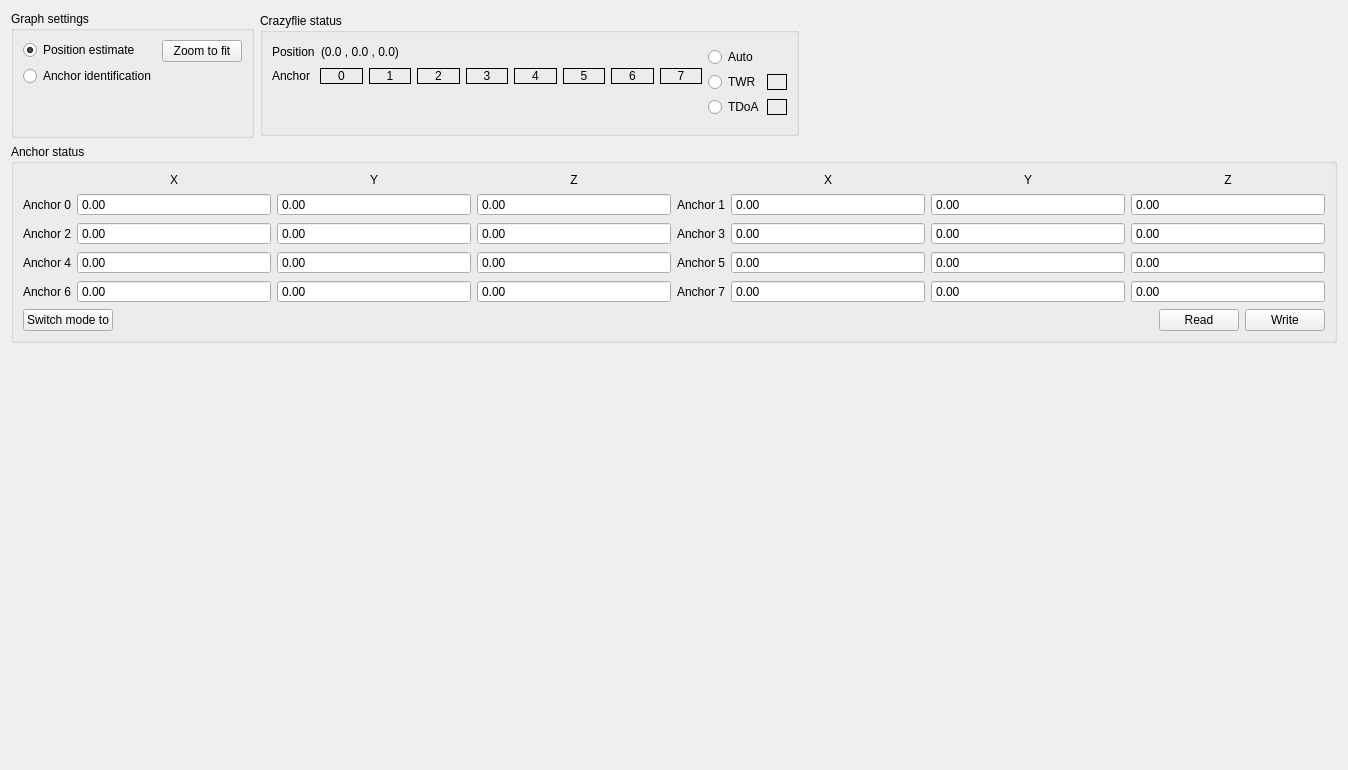
First picture: the form in src/cfclient/ui/tabs/locopositioning_tab.ui, repository bitcraze/crazyflie-clients-python, before the edit.
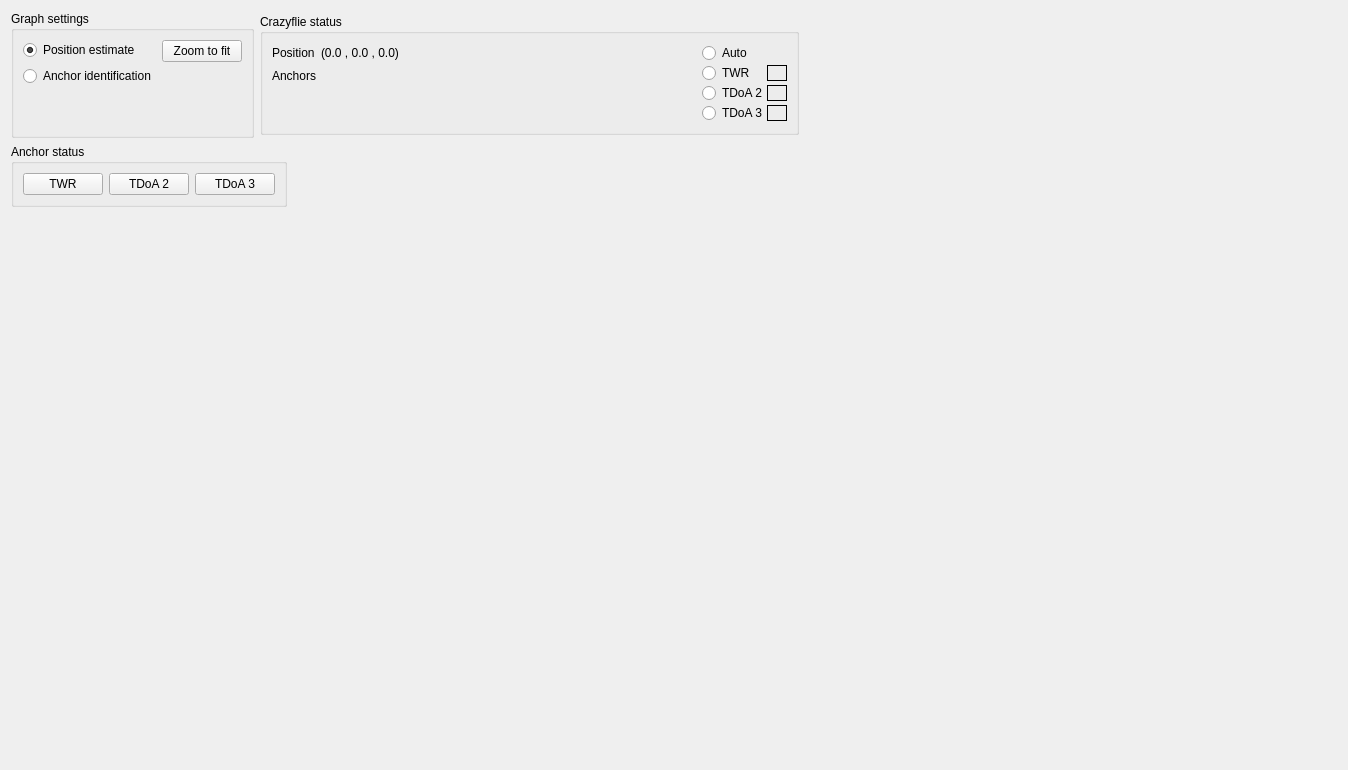
Second picture: the form after the edit.

Commit message:
#349 Changes for TDoA3, part 1
* Anchor position configuration removed, will be moved into a dialog
* Support for switching to TDoA3 in anchors and CF
* Support for dynamic number of anchors using new memory mapping in the python-lib

```diff
--- a/src/cfclient/ui/tabs/locopositioning_tab.ui
+++ b/src/cfclient/ui/tabs/locopositioning_tab.ui
@@ -142,6 +142,15 @@
                   </item>
                   <item>
                    <widget class="QLabel" name="_status_position">
+                    <property name="minimumSize">
+                     <size>
+                      <width>150</width>
+                      <height>0</height>
+                     </size>
+                    </property>
+                    <property name="frameShape">
+                     <enum>QFrame::NoFrame</enum>
+                    </property>
                     <property name="text">
                      <string>(0.0 , 0.0 , 0.0)</string>
                     </property>
@@ -167,161 +176,26 @@
                   <item>
                    <widget class="QLabel" name="label_8">
                     <property name="text">
-                     <string>Anchor</string>
+                     <string>Anchors</string>
                     </property>
                    </widget>
                   </item>
+                 </layout>
+                </item>
+                <item>
+                 <layout class="QHBoxLayout" name="horizontalLayout_4">
                   <item>
-                   <widget class="QLabel" name="_status_a0">
-                    <property name="minimumSize">
-                     <size>
-                      <width>20</width>
-                      <height>0</height>
-                     </size>
+                   <layout class="QGridLayout" name="_anchor_stats_container" rowstretch="0">
+                    <property name="sizeConstraint">
+                     <enum>QLayout::SetMinimumSize</enum>
                     </property>
-                    <property name="frameShape">
-                     <enum>QFrame::Box</enum>
+                    <property name="leftMargin">
+                     <number>0</number>
                     </property>
-                    <property name="text">
-                     <string>0</string>
+                    <property name="spacing">
+                     <number>2</number>
                     </property>
-                    <property name="alignment">
-                     <set>Qt::AlignCenter</set>
-                    </property>
-                   </widget>
-                  </item>
-                  <item>
-                   <widget class="QLabel" name="_status_a1">
-                    <property name="minimumSize">
-                     <size>
-                      <width>20</width>
-                      <height>0</height>
-                     </size>
-                    </property>
-                    <property name="frameShape">
-                     <enum>QFrame::Box</enum>
-                    </property>
-                    <property name="text">
-                     <string>1</string>
-                    </property>
-                    <property name="alignment">
-                     <set>Qt::AlignCenter</set>
-                    </property>
-                   </widget>
-                  </item>
-                  <item>
-                   <widget class="QLabel" name="_status_a2">
-                    <property name="minimumSize">
-                     <size>
-                      <width>20</width>
-                      <height>0</height>
-                     </size>
-                    </property>
-                    <property name="frameShape">
-                     <enum>QFrame::Box</enum>
-                    </property>
-                    <property name="text">
-                     <string>2</string>
-                    </property>
-                    <property name="alignment">
-                     <set>Qt::AlignCenter</set>
-                    </property>
-                   </widget>
-                  </item>
-                  <item>
-                   <widget class="QLabel" name="_status_a3">
-                    <property name="minimumSize">
-                     <size>
-                      <width>20</width>
-                      <height>0</height>
-                     </size>
-                    </property>
-                    <property name="frameShape">
-                     <enum>QFrame::Box</enum>
-                    </property>
-                    <property name="text">
-                     <string>3</string>
-                    </property>
-                    <property name="alignment">
-                     <set>Qt::AlignCenter</set>
-                    </property>
-                   </widget>
-                  </item>
-                  <item>
-                   <widget class="QLabel" name="_status_a4">
-                    <property name="minimumSize">
-                     <size>
-                      <width>20</width>
-                      <height>0</height>
-                     </size>
-                    </property>
-                    <property name="frameShape">
-                     <enum>QFrame::Box</enum>
-                    </property>
-                    <property name="text">
-                     <string>4</string>
-                    </property>
-                    <property name="alignment">
-                     <set>Qt::AlignCenter</set>
-                    </property>
-                   </widget>
-                  </item>
-                  <item>
-                   <widget class="QLabel" name="_status_a5">
-                    <property name="minimumSize">
-                     <size>
-                      <width>20</width>
-                      <height>0</height>
-                     </size>
-                    </property>
-                    <property name="frameShape">
-                     <enum>QFrame::Box</enum>
-                    </property>
-                    <property name="text">
-                     <string>5</string>
-                    </property>
-                    <property name="alignment">
-                     <set>Qt::AlignCenter</set>
-                    </property>
-                   </widget>
-                  </item>
-                  <item>
-                   <widget class="QLabel" name="_status_a6">
-                    <property name="minimumSize">
-                     <size>
-                      <width>20</width>
-                      <height>0</height>
-                     </size>
-                    </property>
-                    <property name="frameShape">
-                     <enum>QFrame::Box</enum>
-                    </property>
-                    <property name="text">
-                     <string>6</string>
-                    </property>
-                    <property name="alignment">
-                     <set>Qt::AlignCenter</set>
-                    </property>
-                   </widget>
-                  </item>
-                  <item>
-                   <widget class="QLabel" name="_status_a7">
-                    <property name="minimumSize">
-                     <size>
-                      <width>20</width>
-                      <height>0</height>
-                     </size>
-                    </property>
-                    <property name="frameShape">
-                     <enum>QFrame::Box</enum>
-                    </property>
-                    <property name="text">
-                     <string>7</string>
-                    </property>
-                    <property name="alignment">
-                     <set>Qt::AlignCenter</set>
-                    </property>
-                   </widget>
+                   </layout>
                   </item>
                  </layout>
                 </item>
@@ -360,9 +234,9 @@
                  </layout>
                 </item>
                 <item>
-                 <layout class="QHBoxLayout" name="horizontalLayout_4">
+                 <layout class="QHBoxLayout" name="_cf_twr_container">
                   <property name="spacing">
-                   <number>6</number>
+                   <number>-1</number>
                   </property>
                   <item>
                    <widget class="QRadioButton" name="_mode_twr">
@@ -402,16 +276,55 @@
                  </layout>
                 </item>
                 <item>
-                 <layout class="QHBoxLayout" name="horizontalLayout_5">
+                 <layout class="QHBoxLayout" name="_cf_tdoa2_container">
                   <item>
-                   <widget class="QRadioButton" name="_mode_tdoa">
+                   <widget class="QRadioButton" name="_mode_tdoa2">
                     <property name="text">
-                     <string>TDoA</string>
+                     <string>TDoA 2</string>
                     </property>
                    </widget>
                   </item>
                   <item>
-                   <widget class="QLabel" name="_state_tdoa">
+                   <widget class="QLabel" name="_state_tdoa2">
+                    <property name="sizePolicy">
+                     <sizepolicy hsizetype="Preferred" vsizetype="Maximum">
+                      <horstretch>0</horstretch>
+                      <verstretch>0</verstretch>
+                     </sizepolicy>
+                    </property>
+                    <property name="minimumSize">
+                     <size>
+                      <width>20</width>
+                      <height>0</height>
+                     </size>
+                    </property>
+                    <property name="maximumSize">
+                     <size>
+                      <width>20</width>
+                      <height>16777215</height>
+                     </size>
+                    </property>
+                    <property name="frameShape">
+                     <enum>QFrame::Box</enum>
+                    </property>
+                    <property name="text">
+                     <string/>
+                    </property>
+                   </widget>
+                  </item>
+                 </layout>
+                </item>
+                <item>
+                 <layout class="QHBoxLayout" name="_cf_tdoa3_container">
+                  <item>
+                   <widget class="QRadioButton" name="_mode_tdoa3">
+                    <property name="text">
+                     <string>TDoA 3</string>
+                    </property>
+                   </widget>
+                  </item>
+                  <item>
+                   <widget class="QLabel" name="_state_tdoa3">
                     <property name="sizePolicy">
                      <sizepolicy hsizetype="Preferred" vsizetype="Maximum">
                       <horstretch>0</horstretch>
@@ -463,736 +376,67 @@
         </layout>
        </item>
        <item>
-        <widget class="QGroupBox" name="groupBox">
-         <property name="enabled">
-          <bool>true</bool>
-         </property>
-         <property name="minimumSize">
-          <size>
-           <width>0</width>
-           <height>0</height>
-          </size>
-         </property>
-         <property name="title">
-          <string>Anchor status</string>
-         </property>
-         <layout class="QVBoxLayout" name="verticalLayout">
-          <item>
-           <layout class="QHBoxLayout" name="anchor_block_0">
+        <layout class="QHBoxLayout" name="horizontalLayout_5">
+         <item>
+          <widget class="QGroupBox" name="groupBox">
+           <property name="enabled">
+            <bool>true</bool>
+           </property>
+           <property name="minimumSize">
+            <size>
+             <width>0</width>
+             <height>0</height>
+            </size>
+           </property>
+           <property name="title">
+            <string>Anchor status</string>
+           </property>
+           <layout class="QVBoxLayout" name="verticalLayout">
             <item>
-             <layout class="QHBoxLayout" name="block_a0">
+             <layout class="QHBoxLayout" name="horizontalLayout_2">
               <item>
-               <layout class="QGridLayout" name="gridLayout_4">
-                <item row="1" column="0">
-                 <widget class="QLabel" name="labela0">
-                  <property name="sizePolicy">
-                   <sizepolicy hsizetype="Maximum" vsizetype="Preferred">
-                    <horstretch>0</horstretch>
-                    <verstretch>0</verstretch>
-                   </sizepolicy>
-                  </property>
-                  <property name="text">
-                   <string>Anchor 0</string>
-                  </property>
-                  <property name="alignment">
-                   <set>Qt::AlignRight|Qt::AlignTrailing|Qt::AlignVCenter</set>
-                  </property>
-                 </widget>
-                </item>
-                <item row="1" column="2">
-                 <widget class="QDoubleSpinBox" name="spin_a0y">
-                  <property name="sizePolicy">
-                   <sizepolicy hsizetype="Minimum" vsizetype="Fixed">
-                    <horstretch>0</horstretch>
-                    <verstretch>0</verstretch>
-                   </sizepolicy>
-                  </property>
-                  <property name="buttonSymbols">
-                   <enum>QAbstractSpinBox::NoButtons</enum>
-                  </property>
-                  <property name="minimum">
-                   <double>-99.000000000000000</double>
-                  </property>
-                 </widget>
-                </item>
-                <item row="1" column="3">
-                 <widget class="QDoubleSpinBox" name="spin_a0z">
-                  <property name="sizePolicy">
-                   <sizepolicy hsizetype="Minimum" vsizetype="Fixed">
-                    <horstretch>0</horstretch>
-                    <verstretch>0</verstretch>
-                   </sizepolicy>
-                  </property>
-                  <property name="buttonSymbols">
-                   <enum>QAbstractSpinBox::NoButtons</enum>
-                  </property>
-                  <property name="minimum">
-                   <double>-99.000000000000000</double>
-                  </property>
-                 </widget>
-                </item>
-                <item row="1" column="1">
-                 <widget class="QDoubleSpinBox" name="spin_a0x">
-                  <property name="sizePolicy">
-                   <sizepolicy hsizetype="Minimum" vsizetype="Fixed">
-                    <horstretch>0</horstretch>
-                    <verstretch>0</verstretch>
-                   </sizepolicy>
-                  </property>
-                  <property name="buttonSymbols">
-                   <enum>QAbstractSpinBox::NoButtons</enum>
-                  </property>
-                  <property name="minimum">
-                   <double>-99.000000000000000</double>
-                  </property>
-                 </widget>
-                </item>
-                <item row="0" column="1">
-                 <widget class="QLabel" name="label">
-                  <property name="sizePolicy">
-                   <sizepolicy hsizetype="Preferred" vsizetype="Preferred">
-                    <horstretch>0</horstretch>
-                    <verstretch>0</verstretch>
-                   </sizepolicy>
-                  </property>
-                  <property name="text">
-                   <string>X</string>
-                  </property>
-                  <property name="alignment">
-                   <set>Qt::AlignCenter</set>
-                  </property>
-                 </widget>
-                </item>
-                <item row="0" column="2">
-                 <widget class="QLabel" name="label_2">
-                  <property name="sizePolicy">
-                   <sizepolicy hsizetype="Preferred" vsizetype="Preferred">
-                    <horstretch>0</horstretch>
-                    <verstretch>0</verstretch>
-                   </sizepolicy>
-                  </property>
-                  <property name="text">
-                   <string>Y</string>
-                  </property>
-                  <property name="alignment">
-                   <set>Qt::AlignCenter</set>
-                  </property>
-                 </widget>
-                </item>
-                <item row="0" column="3">
-                 <widget class="QLabel" name="label_3">
-                  <property name="sizePolicy">
-                   <sizepolicy hsizetype="Preferred" vsizetype="Preferred">
-                    <horstretch>0</horstretch>
-                    <verstretch>0</verstretch>
-                   </sizepolicy>
-                  </property>
-                  <property name="text">
-                   <string>Z</string>
-                  </property>
-                  <property name="alignment">
-                   <set>Qt::AlignCenter</set>
-                  </property>
-                 </widget>
-                </item>
-               </layout>
-              </item>
-             </layout>
-            </item>
-            <item>
-             <layout class="QHBoxLayout" name="block_a1">
-              <item>
-               <layout class="QGridLayout" name="gridLayout_5">
-                <item row="0" column="3">
-                 <widget class="QLabel" name="label_6">
-                  <property name="sizePolicy">
-                   <sizepolicy hsizetype="Preferred" vsizetype="Preferred">
-                    <horstretch>0</horstretch>
-                    <verstretch>0</verstretch>
-                   </sizepolicy>
-                  </property>
-                  <property name="text">
-                   <string>Z</string>
-                  </property>
-                  <property name="alignment">
-                   <set>Qt::AlignCenter</set>
-                  </property>
-                 </widget>
-                </item>
-                <item row="0" column="2">
-                 <widget class="QLabel" name="label_5">
-                  <property name="sizePolicy">
-                   <sizepolicy hsizetype="Preferred" vsizetype="Preferred">
-                    <horstretch>0</horstretch>
-                    <verstretch>0</verstretch>
-                   </sizepolicy>
-                  </property>
-                  <property name="text">
-                   <string>Y</string>
-                  </property>
-                  <property name="alignment">
-                   <set>Qt::AlignCenter</set>
-                  </property>
-                 </widget>
-                </item>
-                <item row="1" column="3">
-                 <widget class="QDoubleSpinBox" name="spin_a1z">
-                  <property name="sizePolicy">
-                   <sizepolicy hsizetype="Minimum" vsizetype="Fixed">
-                    <horstretch>0</horstretch>
-                    <verstretch>0</verstretch>
-                   </sizepolicy>
-                  </property>
-                  <property name="buttonSymbols">
-                   <enum>QAbstractSpinBox::NoButtons</enum>
-                  </property>
-                  <property name="minimum">
-                   <double>-99.000000000000000</double>
-                  </property>
-                 </widget>
-                </item>
-                <item row="0" column="1">
-                 <widget class="QLabel" name="label_4">
-                  <property name="sizePolicy">
-                   <sizepolicy hsizetype="Preferred" vsizetype="Preferred">
-                    <horstretch>0</horstretch>
-                    <verstretch>0</verstretch>
-                   </sizepolicy>
-                  </property>
-                  <property name="text">
-                   <string>X</string>
-                  </property>
-                  <property name="alignment">
-                   <set>Qt::AlignCenter</set>
-                  </property>
-                 </widget>
-                </item>
-                <item row="1" column="0">
-                 <widget class="QLabel" name="labela1">
-                  <property name="sizePolicy">
-                   <sizepolicy hsizetype="Maximum" vsizetype="Preferred">
-                    <horstretch>0</horstretch>
-                    <verstretch>0</verstretch>
-                   </sizepolicy>
-                  </property>
-                  <property name="text">
-                   <string>Anchor 1</string>
-                  </property>
-                  <property name="alignment">
-                   <set>Qt::AlignRight|Qt::AlignTrailing|Qt::AlignVCenter</set>
-                  </property>
-                 </widget>
-                </item>
-                <item row="1" column="2">
-                 <widget class="QDoubleSpinBox" name="spin_a1y">
-                  <property name="sizePolicy">
-                   <sizepolicy hsizetype="Minimum" vsizetype="Fixed">
-                    <horstretch>0</horstretch>
-                    <verstretch>0</verstretch>
-                   </sizepolicy>
-                  </property>
-                  <property name="buttonSymbols">
-                   <enum>QAbstractSpinBox::NoButtons</enum>
-                  </property>
-                  <property name="minimum">
-                   <double>-99.000000000000000</double>
-                  </property>
-                 </widget>
-                </item>
-                <item row="1" column="1">
-                 <widget class="QDoubleSpinBox" name="spin_a1x">
-                  <property name="sizePolicy">
-                   <sizepolicy hsizetype="Minimum" vsizetype="Fixed">
-                    <horstretch>0</horstretch>
-                    <verstretch>0</verstretch>
-                   </sizepolicy>
-                  </property>
-                  <property name="buttonSymbols">
-                   <enum>QAbstractSpinBox::NoButtons</enum>
-                  </property>
-                  <property name="minimum">
-                   <double>-99.000000000000000</double>
-                  </property>
-                 </widget>
-                </item>
-               </layout>
-              </item>
-             </layout>
-            </item>
-           </layout>
-          </item>
-          <item>
-           <layout class="QHBoxLayout" name="anchor_block_1">
-            <item>
-             <layout class="QHBoxLayout" name="block_a2">
-              <item>
-               <widget class="QLabel" name="labela2">
-                <property name="sizePolicy">
-                 <sizepolicy hsizetype="Maximum" vsizetype="Preferred">
-                  <horstretch>0</horstretch>
-                  <verstretch>0</verstretch>
-                 </sizepolicy>
+               <widget class="QPushButton" name="_switch_mode_to_twr_button">
+                <property name="toolTip">
+                 <string>Write operation mode to anchors</string>
                 </property>
                 <property name="text">
-                 <string>Anchor 2</string>
+                 <string>TWR</string>
                 </property>
-                <property name="alignment">
-                 <set>Qt::AlignRight|Qt::AlignTrailing|Qt::AlignVCenter</set>
-                </property>
                </widget>
               </item>
               <item>
-               <widget class="QDoubleSpinBox" name="spin_a2x">
-                <property name="sizePolicy">
-                 <sizepolicy hsizetype="Minimum" vsizetype="Fixed">
-                  <horstretch>0</horstretch>
-                  <verstretch>0</verstretch>
-                 </sizepolicy>
-                </property>
-                <property name="buttonSymbols">
-                 <enum>QAbstractSpinBox::NoButtons</enum>
-                </property>
-                <property name="minimum">
-                 <double>-99.000000000000000</double>
-                </property>
-               </widget>
-              </item>
-              <item>
-               <widget class="QDoubleSpinBox" name="spin_a2y">
-                <property name="sizePolicy">
-                 <sizepolicy hsizetype="Minimum" vsizetype="Fixed">
-                  <horstretch>0</horstretch>
-                  <verstretch>0</verstretch>
-                 </sizepolicy>
-                </property>
-                <property name="buttonSymbols">
-                 <enum>QAbstractSpinBox::NoButtons</enum>
-                </property>
-                <property name="minimum">
-                 <double>-99.000000000000000</double>
-                </property>
-               </widget>
-              </item>
-              <item>
-               <widget class="QDoubleSpinBox" name="spin_a2z">
-                <property name="sizePolicy">
-                 <sizepolicy hsizetype="Minimum" vsizetype="Fixed">
-                  <horstretch>0</horstretch>
-                  <verstretch>0</verstretch>
-                 </sizepolicy>
-                </property>
-                <property name="buttonSymbols">
-                 <enum>QAbstractSpinBox::NoButtons</enum>
-                </property>
-                <property name="minimum">
-                 <double>-99.000000000000000</double>
-                </property>
-               </widget>
-              </item>
-             </layout>
-            </item>
-            <item>
-             <layout class="QHBoxLayout" name="block_a3">
-              <item>
-               <widget class="QLabel" name="labela3">
-                <property name="sizePolicy">
-                 <sizepolicy hsizetype="Maximum" vsizetype="Preferred">
-                  <horstretch>0</horstretch>
-                  <verstretch>0</verstretch>
-                 </sizepolicy>
-                </property>
+               <widget class="QPushButton" name="_switch_mode_to_tdoa2_button">
                 <property name="text">
-                 <string>Anchor 3</string>
+                 <string>TDoA 2</string>
                 </property>
-                <property name="alignment">
-                 <set>Qt::AlignRight|Qt::AlignTrailing|Qt::AlignVCenter</set>
-                </property>
                </widget>
               </item>
               <item>
-               <widget class="QDoubleSpinBox" name="spin_a3x">
-                <property name="sizePolicy">
-                 <sizepolicy hsizetype="Minimum" vsizetype="Fixed">
-                  <horstretch>0</horstretch>
-                  <verstretch>0</verstretch>
-                 </sizepolicy>
-                </property>
-                <property name="buttonSymbols">
-                 <enum>QAbstractSpinBox::NoButtons</enum>
-                </property>
-                <property name="minimum">
-                 <double>-99.000000000000000</double>
-                </property>
-               </widget>
-              </item>
-              <item>
-               <widget class="QDoubleSpinBox" name="spin_a3y">
-                <property name="sizePolicy">
-                 <sizepolicy hsizetype="Minimum" vsizetype="Fixed">
-                  <horstretch>0</horstretch>
-                  <verstretch>0</verstretch>
-                 </sizepolicy>
-                </property>
-                <property name="buttonSymbols">
-                 <enum>QAbstractSpinBox::NoButtons</enum>
-                </property>
-                <property name="minimum">
-                 <double>-99.000000000000000</double>
-                </property>
-               </widget>
-              </item>
-              <item>
-               <widget class="QDoubleSpinBox" name="spin_a3z">
-                <property name="sizePolicy">
-                 <sizepolicy hsizetype="Minimum" vsizetype="Fixed">
-                  <horstretch>0</horstretch>
-                  <verstretch>0</verstretch>
-                 </sizepolicy>
-                </property>
-                <property name="buttonSymbols">
-                 <enum>QAbstractSpinBox::NoButtons</enum>
-                </property>
-                <property name="minimum">
-                 <double>-99.000000000000000</double>
-                </property>
-               </widget>
-              </item>
-             </layout>
-            </item>
-           </layout>
-          </item>
-          <item>
-           <layout class="QHBoxLayout" name="anchor_block_2">
-            <item>
-             <layout class="QHBoxLayout" name="block_a4">
-              <item>
-               <widget class="QLabel" name="labela4">
-                <property name="sizePolicy">
-                 <sizepolicy hsizetype="Maximum" vsizetype="Preferred">
-                  <horstretch>0</horstretch>
-                  <verstretch>0</verstretch>
-                 </sizepolicy>
-                </property>
+               <widget class="QPushButton" name="_switch_mode_to_tdoa3_button">
                 <property name="text">
-                 <string>Anchor 4</string>
+                 <string>TDoA 3</string>
                 </property>
-                <property name="alignment">
-                 <set>Qt::AlignRight|Qt::AlignTrailing|Qt::AlignVCenter</set>
-                </property>
                </widget>
               </item>
-              <item>
-               <widget class="QDoubleSpinBox" name="spin_a4x">
-                <property name="sizePolicy">
-                 <sizepolicy hsizetype="Minimum" vsizetype="Fixed">
-                  <horstretch>0</horstretch>
-                  <verstretch>0</verstretch>
-                 </sizepolicy>
-                </property>
-                <property name="buttonSymbols">
-                 <enum>QAbstractSpinBox::NoButtons</enum>
-                </property>
-                <property name="minimum">
-                 <double>-99.000000000000000</double>
-                </property>
-               </widget>
-              </item>
-              <item>
-               <widget class="QDoubleSpinBox" name="spin_a4y">
-                <property name="sizePolicy">
-                 <sizepolicy hsizetype="Minimum" vsizetype="Fixed">
-                  <horstretch>0</horstretch>
-                  <verstretch>0</verstretch>
-                 </sizepolicy>
-                </property>
-                <property name="buttonSymbols">
-                 <enum>QAbstractSpinBox::NoButtons</enum>
-                </property>
-                <property name="minimum">
-                 <double>-99.000000000000000</double>
-                </property>
-               </widget>
-              </item>
-              <item>
-               <widget class="QDoubleSpinBox" name="spin_a4z">
-                <property name="sizePolicy">
-                 <sizepolicy hsizetype="Minimum" vsizetype="Fixed">
-                  <horstretch>0</horstretch>
-                  <verstretch>0</verstretch>
-                 </sizepolicy>
-                </property>
-                <property name="buttonSymbols">
-                 <enum>QAbstractSpinBox::NoButtons</enum>
-                </property>
-                <property name="minimum">
-                 <double>-99.000000000000000</double>
-                </property>
-               </widget>
-              </item>
              </layout>
             </item>
-            <item>
-             <layout class="QHBoxLayout" name="block_a5">
-              <item>
-               <widget class="QLabel" name="labela5">
-                <property name="sizePolicy">
-                 <sizepolicy hsizetype="Maximum" vsizetype="Preferred">
-                  <horstretch>0</horstretch>
-                  <verstretch>0</verstretch>
-                 </sizepolicy>
-                </property>
-                <property name="text">
-                 <string>Anchor 5</string>
-                </property>
-                <property name="alignment">
-                 <set>Qt::AlignRight|Qt::AlignTrailing|Qt::AlignVCenter</set>
-                </property>
-               </widget>
-              </item>
-              <item>
-               <widget class="QDoubleSpinBox" name="spin_a5x">
-                <property name="sizePolicy">
-                 <sizepolicy hsizetype="Minimum" vsizetype="Fixed">
-                  <horstretch>0</horstretch>
-                  <verstretch>0</verstretch>
-                 </sizepolicy>
-                </property>
-                <property name="buttonSymbols">
-                 <enum>QAbstractSpinBox::NoButtons</enum>
-                </property>
-                <property name="minimum">
-                 <double>-99.000000000000000</double>
-                </property>
-               </widget>
-              </item>
-              <item>
-               <widget class="QDoubleSpinBox" name="spin_a5y">
-                <property name="sizePolicy">
-                 <sizepolicy hsizetype="Minimum" vsizetype="Fixed">
-                  <horstretch>0</horstretch>
-                  <verstretch>0</verstretch>
-                 </sizepolicy>
-                </property>
-                <property name="buttonSymbols">
-                 <enum>QAbstractSpinBox::NoButtons</enum>
-                </property>
-                <property name="minimum">
-                 <double>-99.000000000000000</double>
-                </property>
-               </widget>
-              </item>
-              <item>
-               <widget class="QDoubleSpinBox" name="spin_a5z">
-                <property name="sizePolicy">
-                 <sizepolicy hsizetype="Minimum" vsizetype="Fixed">
-                  <horstretch>0</horstretch>
-                  <verstretch>0</verstretch>
-                 </sizepolicy>
-                </property>
-                <property name="buttonSymbols">
-                 <enum>QAbstractSpinBox::NoButtons</enum>
-                </property>
-                <property name="minimum">
-                 <double>-99.000000000000000</double>
-                </property>
-               </widget>
-              </item>
-             </layout>
-            </item>
            </layout>
-          </item>
-          <item>
-           <layout class="QHBoxLayout" name="anchor_block_3">
-            <item>
-             <layout class="QHBoxLayout" name="block_a6">
-              <item>
-               <widget class="QLabel" name="labela6">
-                <property name="sizePolicy">
-                 <sizepolicy hsizetype="Maximum" vsizetype="Preferred">
-                  <horstretch>0</horstretch>
-                  <verstretch>0</verstretch>
-                 </sizepolicy>
-                </property>
-                <property name="text">
-                 <string>Anchor 6</string>
-                </property>
-                <property name="alignment">
-                 <set>Qt::AlignRight|Qt::AlignTrailing|Qt::AlignVCenter</set>
-                </property>
-               </widget>
-              </item>
-              <item>
-               <widget class="QDoubleSpinBox" name="spin_a6x">
-                <property name="sizePolicy">
-                 <sizepolicy hsizetype="Minimum" vsizetype="Fixed">
-                  <horstretch>0</horstretch>
-                  <verstretch>0</verstretch>
-                 </sizepolicy>
-                </property>
-                <property name="buttonSymbols">
-                 <enum>QAbstractSpinBox::NoButtons</enum>
-                </property>
-                <property name="minimum">
-                 <double>-99.000000000000000</double>
-                </property>
-               </widget>
-              </item>
-              <item>
-               <widget class="QDoubleSpinBox" name="spin_a6y">
-                <property name="sizePolicy">
-                 <sizepolicy hsizetype="Minimum" vsizetype="Fixed">
-                  <horstretch>0</horstretch>
-                  <verstretch>0</verstretch>
-                 </sizepolicy>
-                </property>
-                <property name="buttonSymbols">
-                 <enum>QAbstractSpinBox::NoButtons</enum>
-                </property>
-                <property name="minimum">
-                 <double>-99.000000000000000</double>
-                </property>
-               </widget>
-              </item>
-              <item>
-               <widget class="QDoubleSpinBox" name="spin_a6z">
-                <property name="sizePolicy">
-                 <sizepolicy hsizetype="Minimum" vsizetype="Fixed">
-                  <horstretch>0</horstretch>
-                  <verstretch>0</verstretch>
-                 </sizepolicy>
-                </property>
-                <property name="buttonSymbols">
-                 <enum>QAbstractSpinBox::NoButtons</enum>
-                </property>
-                <property name="minimum">
-                 <double>-99.000000000000000</double>
-                </property>
-               </widget>
-              </item>
-             </layout>
-            </item>
-            <item>
-             <layout class="QHBoxLayout" name="block_a7">
-              <item>
-               <widget class="QLabel" name="labela7">
-                <property name="sizePolicy">
-                 <sizepolicy hsizetype="Maximum" vsizetype="Preferred">
-                  <horstretch>0</horstretch>
-                  <verstretch>0</verstretch>
-                 </sizepolicy>
-                </property>
-                <property name="text">
-                 <string>Anchor 7</string>
-                </property>
-                <property name="alignment">
-                 <set>Qt::AlignRight|Qt::AlignTrailing|Qt::AlignVCenter</set>
-                </property>
-               </widget>
-              </item>
-              <item>
-               <widget class="QDoubleSpinBox" name="spin_a7x">
-                <property name="sizePolicy">
-                 <sizepolicy hsizetype="Minimum" vsizetype="Fixed">
-                  <horstretch>0</horstretch>
-                  <verstretch>0</verstretch>
-                 </sizepolicy>
-                </property>
-                <property name="buttonSymbols">
-                 <enum>QAbstractSpinBox::NoButtons</enum>
-                </property>
-                <property name="minimum">
-                 <double>-99.000000000000000</double>
-                </property>
-               </widget>
-              </item>
-              <item>
-               <widget class="QDoubleSpinBox" name="spin_a7y">
-                <property name="sizePolicy">
-                 <sizepolicy hsizetype="Minimum" vsizetype="Fixed">
-                  <horstretch>0</horstretch>
-                  <verstretch>0</verstretch>
-                 </sizepolicy>
-                </property>
-                <property name="buttonSymbols">
-                 <enum>QAbstractSpinBox::NoButtons</enum>
-                </property>
-                <property name="minimum">
-                 <double>-99.000000000000000</double>
-                </property>
-               </widget>
-              </item>
-              <item>
-               <widget class="QDoubleSpinBox" name="spin_a7z">
-                <property name="sizePolicy">
-                 <sizepolicy hsizetype="Minimum" vsizetype="Fixed">
-                  <horstretch>0</horstretch>
-                  <verstretch>0</verstretch>
-                 </sizepolicy>
-                </property>
-                <property name="buttonSymbols">
-                 <enum>QAbstractSpinBox::NoButtons</enum>
-                </property>
-                <property name="minimum">
-                 <double>-99.000000000000000</double>
-                </property>
-               </widget>
-              </item>
-             </layout>
-            </item>
-           </layout>
-          </item>
-          <item>
-           <layout class="QHBoxLayout" name="horizontalLayout_2">
-            <item>
-             <widget class="QPushButton" name="_switch_mode_button">
-              <property name="toolTip">
-               <string>Write operation mode to anchors</string>
-              </property>
-              <property name="text">
-               <string>Switch mode to</string>
-              </property>
-             </widget>
-            </item>
-            <item>
-             <spacer name="horizontalSpacer">
-              <property name="orientation">
-               <enum>Qt::Horizontal</enum>
-              </property>
-              <property name="sizeHint" stdset="0">
-               <size>
-                <width>40</width>
-                <height>20</height>
-               </size>
-              </property>
-             </spacer>
-            </item>
-            <item>
-             <widget class="QPushButton" name="_read_pos_from_anhors_button">
-              <property name="enabled">
-               <bool>true</bool>
-              </property>
-              <property name="toolTip">
-               <string>Read anchor positions from anchors</string>
-              </property>
-              <property name="text">
-               <string>Read</string>
-              </property>
-             </widget>
-            </item>
-            <item>
-             <widget class="QPushButton" name="_write_pos_to_anhors_button">
-              <property name="toolTip">
-               <string>Write anchor positions to anchors</string>
-              </property>
-              <property name="text">
-               <string>Write</string>
-              </property>
-             </widget>
-            </item>
-           </layout>
-          </item>
-         </layout>
-        </widget>
+          </widget>
+         </item>
+         <item>
+          <spacer name="horizontalSpacer">
+           <property name="orientation">
+            <enum>Qt::Horizontal</enum>
+           </property>
+           <property name="sizeHint" stdset="0">
+            <size>
+             <width>40</width>
+             <height>20</height>
+            </size>
+           </property>
+          </spacer>
+         </item>
+        </layout>
        </item>
        <item>
         <spacer name="verticalSpacer">
```
Left out of the diff: 30 changed lines with no effect on the pictures. The commit also changes 1 other file.
